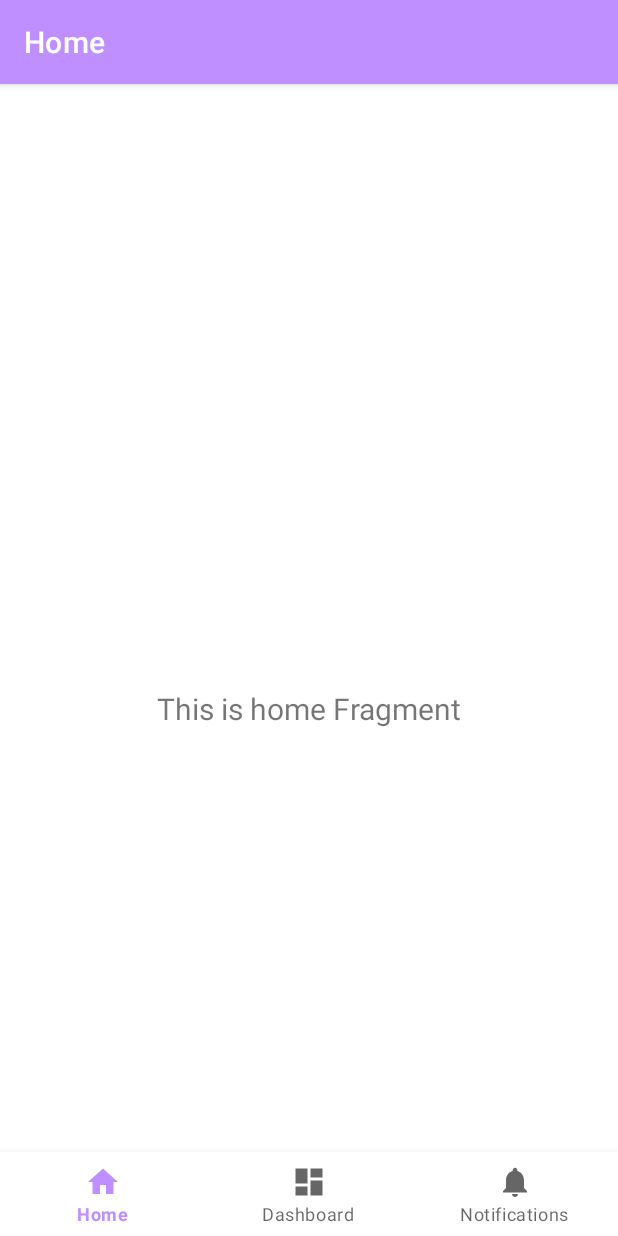
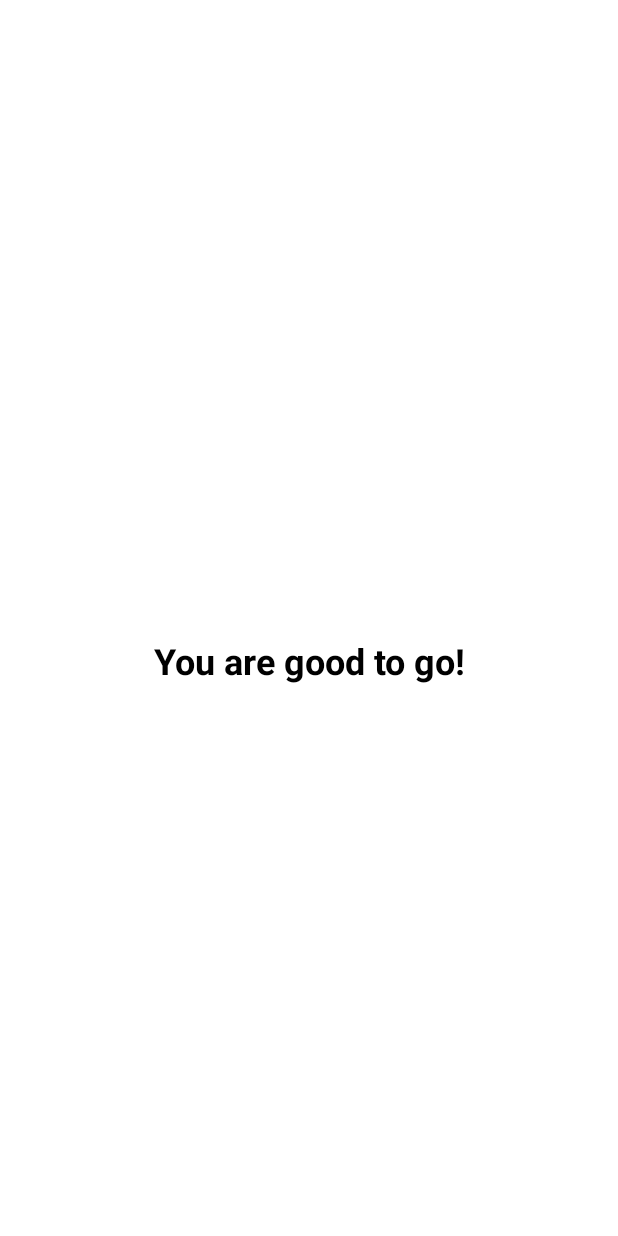
Before and after one commit to ehtisham75/DayLog_Kotlin, an Android app: the MainActivity screen opened directly, with no data from a screen before it, on a phone screen of 412 x 824 dp. Run offline under Robolectric (Android 15) with nearby library versions, the phone set to English and light mode, and no system bars; our stand-ins replace navigation-ui.

Commit message:
remove bottom tab & toolbar

```diff
--- a/app/src/main/java/com/example/daylog/MainActivity.kt
+++ b/app/src/main/java/com/example/daylog/MainActivity.kt
@@ -19,17 +19,17 @@ class MainActivity : AppCompatActivity() {
         binding = ActivityMainBinding.inflate(layoutInflater)
         setContentView(binding.root)
 
-        val navView: BottomNavigationView = binding.navView
-
-        val navController = findNavController(R.id.nav_host_fragment_activity_main)
-        // Passing each menu ID as a set of Ids because each
-        // menu should be considered as top level destinations.
-        val appBarConfiguration = AppBarConfiguration(
-            setOf(
-                R.id.navigation_home, R.id.navigation_dashboard, R.id.navigation_notifications
-            )
-        )
-        setupActionBarWithNavController(navController, appBarConfiguration)
-        navView.setupWithNavController(navController)
+//        val navView: BottomNavigationView = binding.navView
+//
+//        val navController = findNavController(R.id.nav_host_fragment_activity_main)
+//        // Passing each menu ID as a set of Ids because each
+//        // menu should be considered as top level destinations.
+//        val appBarConfiguration = AppBarConfiguration(
+//            setOf(
+//                R.id.navigation_home, R.id.navigation_dashboard, R.id.navigation_notifications
+//            )
+//        )
+//        setupActionBarWithNavController(navController, appBarConfiguration)
+//        navView.setupWithNavController(navController)
     }
 }
--- a/app/src/main/java/com/example/daylog/ui/home/HomeFragment.kt
+++ /dev/null
@@ -1,42 +0,0 @@
-package com.example.daylog.ui.home
-
-import android.os.Bundle
-import android.view.LayoutInflater
-import android.view.View
-import android.view.ViewGroup
-import android.widget.TextView
-import androidx.fragment.app.Fragment
-import androidx.lifecycle.ViewModelProvider
-import com.example.daylog.databinding.FragmentHomeBinding
-
-class HomeFragment : Fragment() {
-
-    private var _binding: FragmentHomeBinding? = null
-
-    // This property is only valid between onCreateView and
-    // onDestroyView.
-    private val binding get() = _binding!!
-
-    override fun onCreateView(
-        inflater: LayoutInflater,
-        container: ViewGroup?,
-        savedInstanceState: Bundle?
-    ): View {
-        val homeViewModel =
-            ViewModelProvider(this).get(HomeViewModel::class.java)
-
-        _binding = FragmentHomeBinding.inflate(inflater, container, false)
-        val root: View = binding.root
-
-        val textView: TextView = binding.textHome
-        homeViewModel.text.observe(viewLifecycleOwner) {
-            textView.text = it
-        }
-        return root
-    }
-
-    override fun onDestroyView() {
-        super.onDestroyView()
-        _binding = null
-    }
-}
--- a/app/src/main/java/com/example/daylog/ui/home/HomeViewModel.kt
+++ /dev/null
@@ -1,13 +0,0 @@
-package com.example.daylog.ui.home
-
-import androidx.lifecycle.LiveData
-import androidx.lifecycle.MutableLiveData
-import androidx.lifecycle.ViewModel
-
-class HomeViewModel : ViewModel() {
-
-    private val _text = MutableLiveData<String>().apply {
-        value = "This is home Fragment"
-    }
-    val text: LiveData<String> = _text
-}
--- a/app/src/main/res/layout/activity_main.xml
+++ b/app/src/main/res/layout/activity_main.xml
@@ -1,33 +1,23 @@
 <?xml version="1.0" encoding="utf-8"?>
-<androidx.constraintlayout.widget.ConstraintLayout xmlns:android="http://schemas.android.com/apk/res/android"
+<androidx.constraintlayout.widget.ConstraintLayout
+    xmlns:android="http://schemas.android.com/apk/res/android"
     xmlns:app="http://schemas.android.com/apk/res-auto"
     android:id="@+id/container"
     android:layout_width="match_parent"
     android:layout_height="match_parent"
     android:paddingTop="?attr/actionBarSize">
 
-    <com.google.android.material.bottomnavigation.BottomNavigationView
-        android:id="@+id/nav_view"
-        android:layout_width="0dp"
+    <TextView
+        android:id="@+id/txt_main"
+        android:layout_width="wrap_content"
         android:layout_height="wrap_content"
-        android:layout_marginStart="0dp"
-        android:layout_marginEnd="0dp"
-        android:background="?android:attr/windowBackground"
+        android:text="You are good to go!"
+        android:textColor="@color/black"
+        android:textSize="24sp"
+        android:textStyle="bold"
+        app:layout_constraintTop_toTopOf="parent"
         app:layout_constraintBottom_toBottomOf="parent"
-        app:layout_constraintLeft_toLeftOf="parent"
-        app:layout_constraintRight_toRightOf="parent"
-        app:menu="@menu/bottom_nav_menu" />
-
-    <fragment
-        android:id="@+id/nav_host_fragment_activity_main"
-        android:name="androidx.navigation.fragment.NavHostFragment"
-        android:layout_width="match_parent"
-        android:layout_height="match_parent"
-        app:defaultNavHost="true"
-        app:layout_constraintBottom_toTopOf="@id/nav_view"
-        app:layout_constraintLeft_toLeftOf="parent"
-        app:layout_constraintRight_toRightOf="parent"
-        app:layout_constraintTop_toTopOf="parent"
-        app:navGraph="@navigation/mobile_navigation" />
+        app:layout_constraintEnd_toEndOf="parent"
+        app:layout_constraintStart_toStartOf="parent" />
 
 </androidx.constraintlayout.widget.ConstraintLayout>
--- a/app/src/main/res/layout/fragment_home.xml
+++ /dev/null
@@ -1,39 +0,0 @@
-<?xml version="1.0" encoding="utf-8"?>
-<androidx.constraintlayout.widget.ConstraintLayout
-    xmlns:android="http://schemas.android.com/apk/res/android"
-    xmlns:app="http://schemas.android.com/apk/res-auto"
-    xmlns:tools="http://schemas.android.com/tools"
-    android:layout_width="match_parent"
-    android:layout_height="match_parent"
-    tools:context=".ui.home.HomeFragment">
-
-<!--    <TextView-->
-<!--        android:id="@+id/text_welcome"-->
-<!--        android:layout_width="match_parent"-->
-<!--        android:layout_height="wrap_content"-->
-<!--        android:layout_marginStart="8dp"-->
-<!--        android:layout_marginTop="8dp"-->
-<!--        android:layout_marginEnd="8dp"-->
-<!--        android:textAlignment="center"-->
-<!--        android:textSize="20sp"-->
-<!--        app:layout_constraintBottom_toBottomOf="parent"-->
-<!--        app:layout_constraintEnd_toEndOf="parent"-->
-<!--        app:layout_constraintStart_toStartOf="parent"-->
-<!--        app:layout_constraintTop_toTopOf="parent" />-->
-
-    <TextView
-        android:id="@+id/text_home"
-        android:text="Welcome Buddy"
-        android:layout_width="match_parent"
-        android:layout_height="wrap_content"
-        android:layout_marginStart="8dp"
-        android:layout_marginTop="8dp"
-        android:layout_marginEnd="8dp"
-        android:textAlignment="center"
-        android:textSize="20sp"
-        app:layout_constraintTop_toTopOf="parent"
-        app:layout_constraintBottom_toBottomOf="parent"
-        app:layout_constraintEnd_toEndOf="parent"
-        app:layout_constraintStart_toStartOf="parent"
-        />
-</androidx.constraintlayout.widget.ConstraintLayout>
--- a/app/src/main/res/menu/bottom_nav_menu.xml
+++ /dev/null
@@ -1,19 +0,0 @@
-<?xml version="1.0" encoding="utf-8"?>
-<menu xmlns:android="http://schemas.android.com/apk/res/android">
-
-    <item
-        android:id="@+id/navigation_home"
-        android:icon="@drawable/ic_home_black_24dp"
-        android:title="@string/title_home" />
-
-    <item
-        android:id="@+id/navigation_dashboard"
-        android:icon="@drawable/ic_dashboard_black_24dp"
-        android:title="@string/title_dashboard" />
-
-    <item
-        android:id="@+id/navigation_notifications"
-        android:icon="@drawable/ic_notifications_black_24dp"
-        android:title="@string/title_notifications" />
-
-</menu>
--- a/app/src/main/res/navigation/mobile_navigation.xml
+++ /dev/null
@@ -1,25 +0,0 @@
-<?xml version="1.0" encoding="utf-8"?>
-<navigation xmlns:android="http://schemas.android.com/apk/res/android"
-    xmlns:app="http://schemas.android.com/apk/res-auto"
-    xmlns:tools="http://schemas.android.com/tools"
-    android:id="@+id/mobile_navigation"
-    app:startDestination="@+id/navigation_home">
-
-    <fragment
-        android:id="@+id/navigation_home"
-        android:name="com.example.daylog.ui.home.HomeFragment"
-        android:label="@string/title_home"
-        tools:layout="@layout/fragment_home" />
-
-    <fragment
-        android:id="@+id/navigation_dashboard"
-        android:name="com.example.daylog.ui.dashboard.DashboardFragment"
-        android:label="@string/title_dashboard"
-        tools:layout="@layout/fragment_dashboard" />
-
-    <fragment
-        android:id="@+id/navigation_notifications"
-        android:name="com.example.daylog.ui.notifications.NotificationsFragment"
-        android:label="@string/title_notifications"
-        tools:layout="@layout/fragment_notifications" />
-</navigation>
--- a/app/src/main/res/values/themes.xml
+++ b/app/src/main/res/values/themes.xml
@@ -1,6 +1,6 @@
 <resources xmlns:tools="http://schemas.android.com/tools">
     <!-- Base application theme. -->
-    <style name="Theme.DayLog" parent="Theme.MaterialComponents.DayNight.DarkActionBar">
+    <style name="Theme.DayLog" parent="Theme.MaterialComponents.DayNight.NoActionBar">
         <!-- Primary brand color. -->
         <item name="colorPrimary">@color/primary_color</item>
         <item name="colorPrimaryVariant">@color/purple_700</item>
```
Also changed, not shown: app/src/main/java/com/example/daylog/ui/dashboard/DashboardFragment.kt (deleted, +0 -42 lines), app/src/main/java/com/example/daylog/ui/dashboard/DashboardViewModel.kt (deleted, +0 -13 lines), app/src/main/java/com/example/daylog/ui/notifications/NotificationsFragment.kt (deleted, +0 -42 lines), app/src/main/java/com/example/daylog/ui/notifications/NotificationsViewModel.kt (deleted, +0 -13 lines), app/src/main/java/com/example/daylog/ui/passcode/PasscodeActivity.kt (+12 -0 lines), app/src/main/res/layout/activity_passcode.xml (+11 -13 lines), app/src/main/res/layout/fragment_dashboard.xml (deleted, +0 -22 lines), app/src/main/res/layout/fragment_notifications.xml (deleted, +0 -22 lines).
